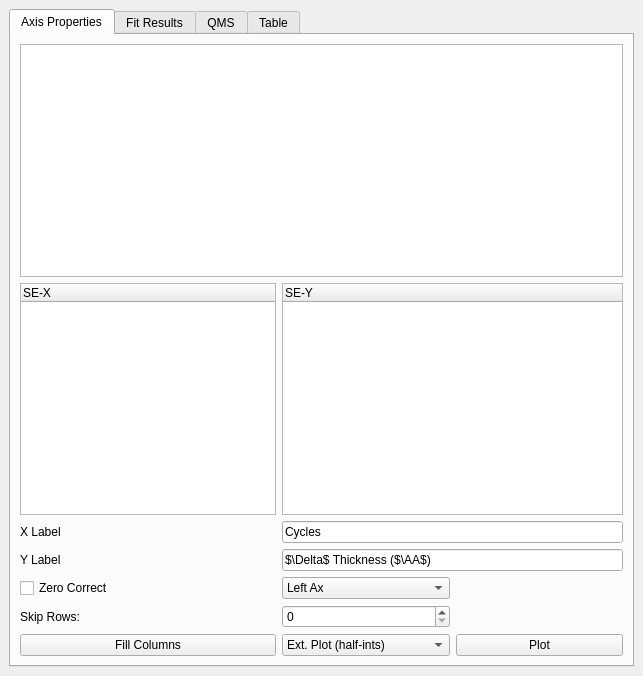
Old version of the form src/Ui_Files/DockWidgets/Ui/dw_SE.ui in the repository austinmcano/GGG.
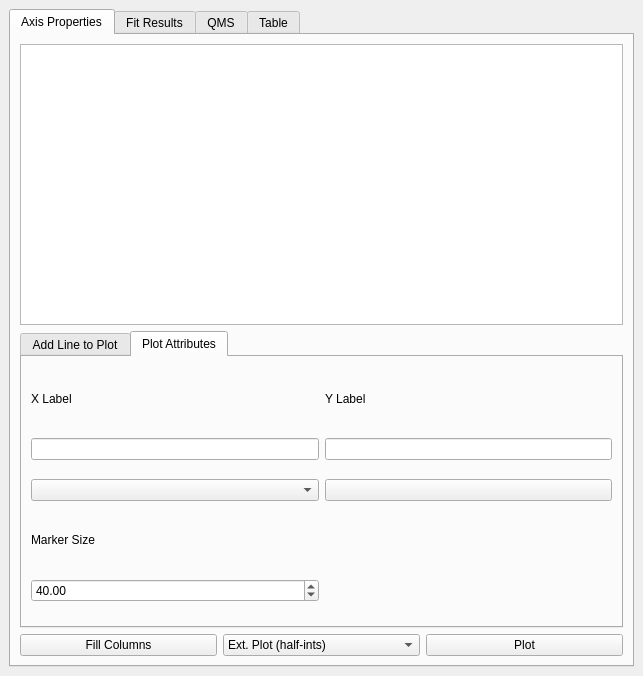
New version of the form. The open tabs and pages were chosen to show the change.

The edit to the form file:
```diff
--- a/src/Ui_Files/DockWidgets/Ui/dw_SE.ui
+++ b/src/Ui_Files/DockWidgets/Ui/dw_SE.ui
@@ -28,7 +28,14 @@
         <string>Axis Properties</string>
        </attribute>
        <layout class="QGridLayout" name="gridLayout_3">
-        <item row="11" column="2">
+        <item row="12" column="1">
+         <widget class="QPushButton" name="fill_cols_pb">
+          <property name="text">
+           <string>Fill Columns</string>
+          </property>
+         </widget>
+        </item>
+        <item row="12" column="2">
          <widget class="QComboBox" name="plot_type_cb">
           <item>
            <property name="text">
@@ -52,48 +59,27 @@
           </item>
          </widget>
         </item>
-        <item row="4" column="2" colspan="2">
-         <widget class="QLineEdit" name="xlabel_le">
-          <property name="text">
-           <string>Cycles</string>
-          </property>
-         </widget>
-        </item>
-        <item row="5" column="2" colspan="2">
-         <widget class="QLineEdit" name="ylabel_le">
-          <property name="text">
-           <string>$\Delta$ Thickness ($\AA$)</string>
-          </property>
-         </widget>
-        </item>
-        <item row="11" column="1">
-         <widget class="QPushButton" name="fill_cols_pb">
-          <property name="text">
-           <string>Fill Columns</string>
-          </property>
-         </widget>
-        </item>
-        <item row="5" column="1">
-         <widget class="QLabel" name="label_9">
-          <property name="text">
-           <string>Y Label</string>
-          </property>
-         </widget>
-        </item>
-        <item row="7" column="1">
-         <widget class="QCheckBox" name="zero_correct_checkb">
-          <property name="text">
-           <string>Zero Correct</string>
-          </property>
-          <property name="checked">
-           <bool>false</bool>
-          </property>
-         </widget>
-        </item>
         <item row="0" column="1" colspan="3">
          <widget class="QTreeView" name="SE_treeView"/>
         </item>
-        <item row="1" column="1">
+        <item row="12" column="3">
+         <widget class="QPushButton" name="plot_pb">
+          <property name="text">
+           <string>Plot</string>
+          </property>
+         </widget>
+        </item>
+        <item row="1" column="1" colspan="3">
+         <widget class="QTabWidget" name="tabWidget_3">
+          <property name="currentIndex">
+           <number>0</number>
+          </property>
+          <widget class="QWidget" name="tab_7">
+           <attribute name="title">
+            <string>Add Line to Plot</string>
+           </attribute>
+           <layout class="QGridLayout" name="gridLayout_9">
+            <item row="0" column="0">
          <widget class="QTreeWidget" name="tw_x">
           <property name="sizePolicy">
            <sizepolicy hsizetype="Fixed" vsizetype="Expanding">
@@ -108,7 +94,7 @@
           </column>
          </widget>
         </item>
-        <item row="1" column="2" colspan="2">
+            <item row="0" column="1">
          <widget class="QTreeWidget" name="tw_y">
           <property name="selectionMode">
            <enum>QAbstractItemView::SingleSelection</enum>
@@ -120,21 +106,7 @@
           </column>
          </widget>
         </item>
-        <item row="11" column="3">
-         <widget class="QPushButton" name="plot_pb">
-          <property name="text">
-           <string>Plot</string>
-          </property>
-         </widget>
-        </item>
-        <item row="4" column="1">
-         <widget class="QLabel" name="label_8">
-          <property name="text">
-           <string>X Label</string>
-          </property>
-         </widget>
-        </item>
-        <item row="7" column="2">
+            <item row="3" column="1">
          <widget class="QComboBox" name="ax_cb">
           <item>
            <property name="text">
@@ -148,18 +120,112 @@
           </item>
          </widget>
         </item>
-        <item row="8" column="1">
+            <item row="3" column="0">
+             <widget class="QCheckBox" name="zero_correct_checkb">
+              <property name="text">
+               <string>Zero Correct</string>
+              </property>
+              <property name="checked">
+               <bool>false</bool>
+              </property>
+             </widget>
+            </item>
+            <item row="2" column="0">
          <widget class="QLabel" name="label_7">
           <property name="text">
            <string>Skip Rows: </string>
           </property>
          </widget>
         </item>
-        <item row="8" column="2">
+            <item row="2" column="1">
          <widget class="QSpinBox" name="skip_rows_sb"/>
         </item>
        </layout>
       </widget>
+          <widget class="QWidget" name="tab_8">
+           <attribute name="title">
+            <string>Plot Attributes</string>
+           </attribute>
+           <layout class="QGridLayout" name="gridLayout_10">
+            <item row="1" column="1">
+             <widget class="QLineEdit" name="ylabel_le">
+              <property name="text">
+               <string/>
+              </property>
+             </widget>
+            </item>
+            <item row="3" column="1">
+             <widget class="QPushButton" name="secolorpb">
+              <property name="text">
+               <string/>
+              </property>
+             </widget>
+            </item>
+            <item row="1" column="0">
+             <widget class="QLineEdit" name="xlabel_le">
+              <property name="text">
+               <string/>
+              </property>
+             </widget>
+            </item>
+            <item row="0" column="1">
+             <widget class="QLabel" name="label_9">
+              <property name="maximumSize">
+               <size>
+                <width>16777215</width>
+                <height>40</height>
+               </size>
+              </property>
+              <property name="text">
+               <string>Y Label</string>
+              </property>
+             </widget>
+            </item>
+            <item row="3" column="0">
+             <widget class="QComboBox" name="comboBox"/>
+            </item>
+            <item row="4" column="0">
+             <widget class="QLabel" name="label_18">
+              <property name="maximumSize">
+               <size>
+                <width>16777215</width>
+                <height>40</height>
+               </size>
+              </property>
+              <property name="text">
+               <string>Marker Size</string>
+              </property>
+             </widget>
+            </item>
+            <item row="0" column="0">
+             <widget class="QLabel" name="label_8">
+              <property name="maximumSize">
+               <size>
+                <width>16777215</width>
+                <height>40</height>
+               </size>
+              </property>
+              <property name="text">
+               <string>X Label</string>
+              </property>
+             </widget>
+            </item>
+            <item row="5" column="0">
+             <widget class="QDoubleSpinBox" name="semarkersize">
+              <property name="maximum">
+               <double>9999.000000000000000</double>
+              </property>
+              <property name="value">
+               <double>40.000000000000000</double>
+              </property>
+             </widget>
+            </item>
+           </layout>
+          </widget>
+         </widget>
+        </item>
+       </layout>
+      </widget>
       <widget class="QWidget" name="tab_2">
        <attribute name="title">
         <string>Fit Results</string>
```
Left out of the diff: 6 changed lines with no effect on the pictures. Lines whose indentation alone changed are shown as unchanged.
